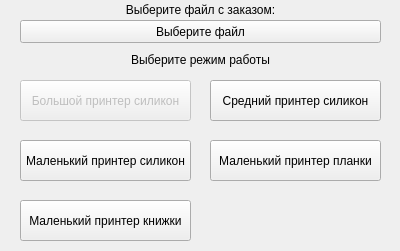
Qt form archive/PrintHelper/ui/printHelperUI.ui (gora5624/Python) before a commit.
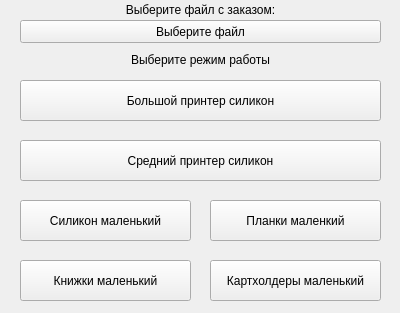
The same form after that commit.

```diff
--- a/archive/PrintHelper/ui/printHelperUI.ui
+++ b/archive/PrintHelper/ui/printHelperUI.ui
@@ -7,7 +7,7 @@
     <x>0</x>
     <y>0</y>
     <width>400</width>
-    <height>251</height>
+    <height>313</height>
    </rect>
   </property>
   <property name="windowTitle">
@@ -66,13 +66,13 @@
   </widget>
   <widget class="QPushButton" name="bigButt">
    <property name="enabled">
-    <bool>false</bool>
+    <bool>true</bool>
    </property>
    <property name="geometry">
     <rect>
      <x>20</x>
      <y>80</y>
-     <width>171</width>
+     <width>361</width>
      <height>41</height>
     </rect>
    </property>
@@ -86,9 +86,9 @@
   <widget class="QPushButton" name="medButt">
    <property name="geometry">
     <rect>
-     <x>210</x>
-     <y>80</y>
-     <width>171</width>
+     <x>20</x>
+     <y>140</y>
+     <width>361</width>
      <height>41</height>
     </rect>
    </property>
@@ -100,26 +100,26 @@
    <property name="geometry">
     <rect>
      <x>20</x>
-     <y>140</y>
+     <y>200</y>
      <width>171</width>
      <height>41</height>
     </rect>
    </property>
    <property name="text">
-    <string>Маленький принтер силикон</string>
+    <string>Силикон маленький</string>
    </property>
   </widget>
   <widget class="QPushButton" name="smallButtPlastins">
    <property name="geometry">
     <rect>
      <x>210</x>
-     <y>140</y>
+     <y>200</y>
      <width>171</width>
      <height>41</height>
     </rect>
    </property>
    <property name="text">
-    <string>Маленький принтер планки</string>
+    <string>Планки маленкий</string>
    </property>
   </widget>
   <widget class="QPushButton" name="smallButtBooks">
@@ -129,13 +129,29 @@
    <property name="geometry">
     <rect>
      <x>20</x>
-     <y>200</y>
+     <y>260</y>
      <width>171</width>
      <height>41</height>
     </rect>
    </property>
    <property name="text">
-    <string>Маленький принтер книжки</string>
+    <string>Книжки маленький</string>
+   </property>
+  </widget>
+  <widget class="QPushButton" name="smallButtCartholders">
+   <property name="enabled">
+    <bool>true</bool>
+   </property>
+   <property name="geometry">
+    <rect>
+     <x>210</x>
+     <y>260</y>
+     <width>171</width>
+     <height>41</height>
+    </rect>
+   </property>
+   <property name="text">
+    <string>Картхолдеры маленький</string>
    </property>
   </widget>
  </widget>
```
